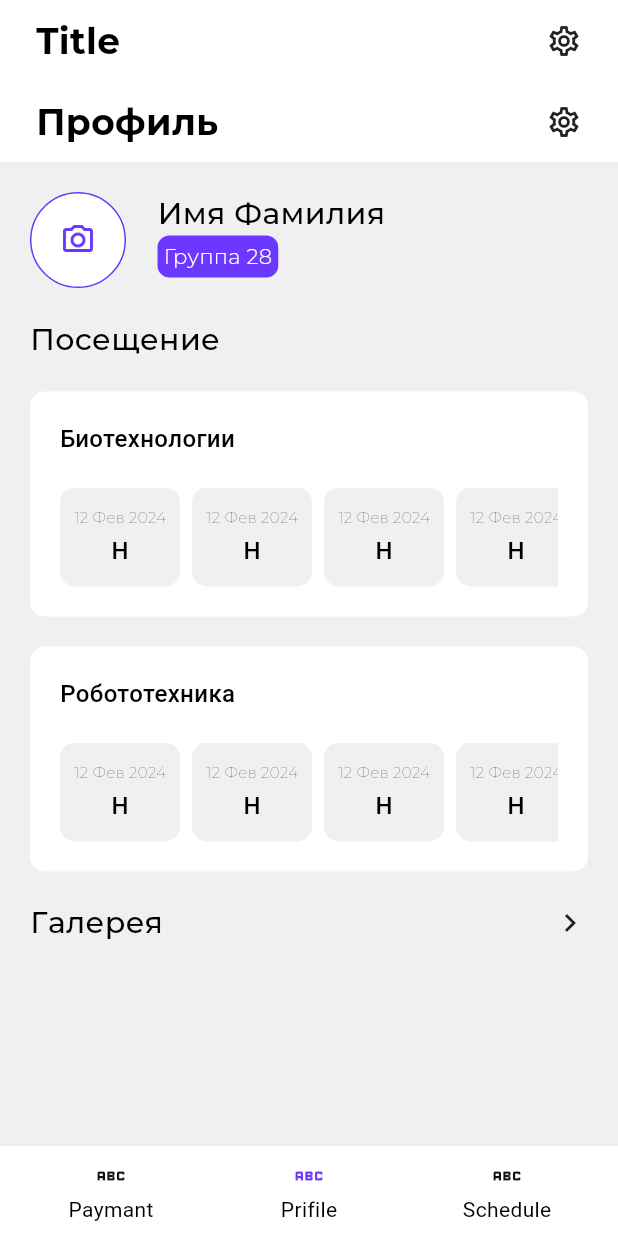
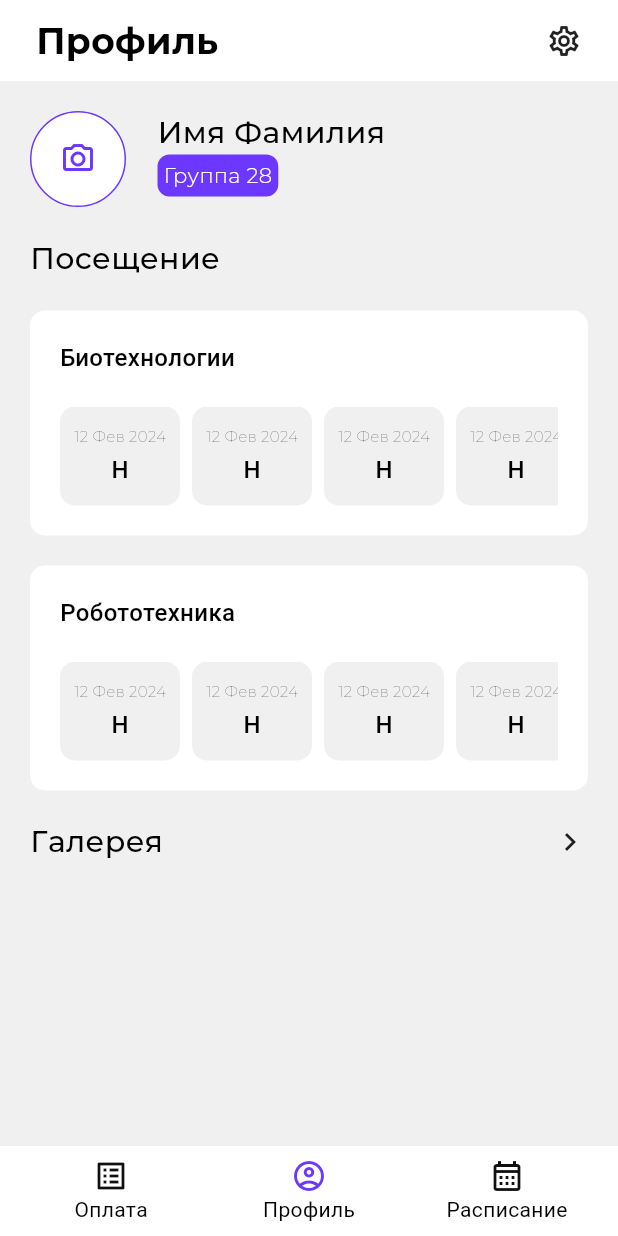
Before and after one commit to NoRulee/ingenerium, a Flutter app: the screen it shows after launch, item 2 of the bottom bar chosen, on a phone screen of 412 x 824 dp. Run offline on Flutter 3.47's test engine with Material 3 defaults, Android fonts, the light colour scheme and no system bars; Roboto replaces fonts that are missing (MontserratRegular); project files that could hold a hidden picture were left out.

Commit message:
fix: fix

```diff
--- a/lib/src/app.dart
+++ b/lib/src/app.dart
@@ -1,6 +1,5 @@
 import 'package:flutter/material.dart';
 import 'package:injenerium_mobile_app/src/presentation/pages/home_page.dart';
-import 'package:injenerium_mobile_app/src/presentation/pages/profile_page.dart';
 
 /// Main application of the site.
 class App extends StatelessWidget {
--- a/lib/src/presentation/pages/home_page.dart
+++ b/lib/src/presentation/pages/home_page.dart
@@ -17,9 +17,9 @@ class HomePage extends StatelessWidget {
     final HomePageController controller = HomePageController();
 
     List<NavItem> _nabItems = [
-      NavItem(title: 'Paymant', icon: Icons.abc, builder: (_) => const PaymentPage()),
-      NavItem(title: 'Prifile', icon: Icons.abc, builder: (_) => const ProfilePage()),
-      NavItem(title: 'Schedule', icon: Icons.abc, builder: (_) => const SchedulePage()),
+      NavItem(title: 'Оплата', icon: Icons.list_alt_outlined, builder: (_) => const PaymentPage()),
+      NavItem(title: 'Профиль', icon: Icons.account_circle_outlined, builder: (_) => const ProfilePage()),
+      NavItem(title: 'Расписание', icon: Icons.calendar_month_outlined, builder: (_) => const SchedulePage()),
     ];
 
     return Scaffold(
@@ -29,8 +29,8 @@ class HomePage extends StatelessWidget {
           builder: (context, value, child) {
             return Column(
               children: [
-                const CustomAppBar(
-                  title: 'Title',
+                CustomAppBar(
+                  title: _nabItems.elementAt(controller.value).title,
                   settings: true,
                 ),
                 Expanded(
--- a/lib/src/presentation/pages/payment_page.dart
+++ b/lib/src/presentation/pages/payment_page.dart
@@ -2,8 +2,6 @@ import 'package:flutter/material.dart';
 import 'package:injenerium_mobile_app/src/presentation/pages/payment_calculation_page.dart';
 import 'package:injenerium_mobile_app/src/presentation/style/color_style.dart';
 import 'package:injenerium_mobile_app/src/presentation/style/text_stryle.dart';
-import 'package:injenerium_mobile_app/src/presentation/widgets/custom_app_bar.dart';
-import 'package:injenerium_mobile_app/src/presentation/widgets/custom_navigation_bar.dart';
 
 class PaymentPage extends StatelessWidget {
   const PaymentPage({super.key});
@@ -18,7 +16,6 @@ class PaymentPage extends StatelessWidget {
       body: const SafeArea(
         child: Column(
           children: [
-            CustomAppBar(title: 'Оплата', settings: true),
             Expanded(
               child: SingleChildScrollView(
                 child: Column(
--- a/lib/src/presentation/pages/profile_page.dart
+++ b/lib/src/presentation/pages/profile_page.dart
@@ -2,8 +2,6 @@ import 'package:flutter/material.dart';
 import 'package:injenerium_mobile_app/src/presentation/pages/galery_page.dart';
 import 'package:injenerium_mobile_app/src/presentation/style/color_style.dart';
 import 'package:injenerium_mobile_app/src/presentation/style/text_stryle.dart';
-import 'package:injenerium_mobile_app/src/presentation/widgets/custom_app_bar.dart';
-import 'package:injenerium_mobile_app/src/presentation/widgets/custom_navigation_bar.dart';
 
 class ProfilePage extends StatelessWidget {
   const ProfilePage({super.key});
@@ -15,7 +13,6 @@ class ProfilePage extends StatelessWidget {
       body: const SafeArea(
         child: Column(
           children: [
-            CustomAppBar(title: 'Профиль', settings: true),
             Expanded(
               child: SingleChildScrollView(
                 child: Column(
--- a/lib/src/presentation/pages/schedule_page.dart
+++ b/lib/src/presentation/pages/schedule_page.dart
@@ -1,8 +1,6 @@
 import 'package:flutter/material.dart';
 import 'package:injenerium_mobile_app/src/presentation/style/color_style.dart';
 import 'package:injenerium_mobile_app/src/presentation/style/text_stryle.dart';
-import 'package:injenerium_mobile_app/src/presentation/widgets/custom_app_bar.dart';
-import 'package:injenerium_mobile_app/src/presentation/widgets/custom_navigation_bar.dart';
 
 class SchedulePage extends StatelessWidget {
   const SchedulePage({super.key});
@@ -14,7 +12,6 @@ class SchedulePage extends StatelessWidget {
       body: const SafeArea(
         child: Column(
           children: [
-            CustomAppBar(title: 'Расписание', settings: true),
             Expanded(
               child: SingleChildScrollView(
                 child: Column(
--- a/lib/src/presentation/widgets/custom_navigation_bar.dart
+++ b/lib/src/presentation/widgets/custom_navigation_bar.dart
@@ -56,7 +56,9 @@ class CustomNavBar extends StatelessWidget {
       child: Padding(
         padding: const EdgeInsets.all(8),
         child: Row(
-          children: List.generate(navItems.length, (index) {
+          children: List.generate(
+            navItems.length,
+            (index) {
               final e = navItems.elementAt(index);
               return _NavButton(
                 icon: e.icon,
@@ -66,7 +68,8 @@ class CustomNavBar extends StatelessWidget {
                   onChange?.call(index);
                 },
               );
-          }),
+            },
+          ),
         ),
       ),
     );
@@ -77,13 +80,12 @@ class _NavButton extends StatelessWidget {
   final VoidCallback onTap;
   final IconData icon;
   final String data;
-  // final TextStyle textStyle;
+
   final bool isSelected;
 
   const _NavButton({
     required this.icon,
     required this.data,
-    // required this.textStyle,
     required this.isSelected,
     required this.onTap,
   });
@@ -91,7 +93,6 @@ class _NavButton extends StatelessWidget {
   @override
   Widget build(BuildContext context) {
     Color iconColor = isSelected ? getPrimaryColor(context) : getOnBackgroundColor(context);
-    Color textColor = isSelected ? getPrimaryColor(context) : getOnBackgroundColor(context);
 
     return Expanded(
       child: InkWell(
```
Lines whose indentation alone changed are shown as unchanged.
